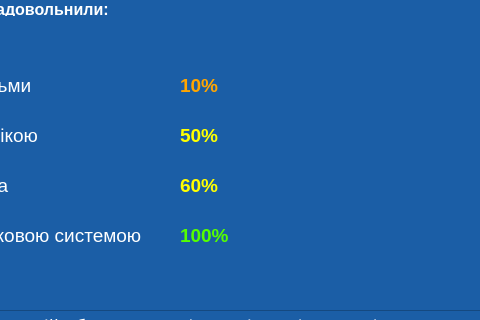
This is resultwindow.ui in admiralbub/oop_course_2020 as Qt 5 draws it before an edit; both pictures show x 190 to 670 and y 110 to 430 of the 877 by 672 pixel window. The edited form follows.
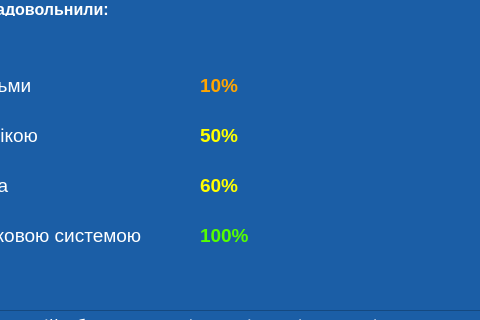
This is the edited form.

Commit message: Отредактировал стили для label

Patch:
```diff
--- a/resultwindow.ui
+++ b/resultwindow.ui
@@ -115,9 +115,9 @@
    <widget class="QLabel" name="balls_1">
     <property name="geometry">
      <rect>
-      <x>370</x>
+      <x>390</x>
       <y>180</y>
-      <width>71</width>
+      <width>91</width>
       <height>31</height>
      </rect>
     </property>
@@ -134,9 +134,9 @@
    <widget class="QLabel" name="balls_2">
     <property name="geometry">
      <rect>
-      <x>370</x>
+      <x>390</x>
       <y>230</y>
-      <width>71</width>
+      <width>91</width>
       <height>31</height>
      </rect>
     </property>
@@ -151,9 +151,9 @@
    <widget class="QLabel" name="balls_3">
     <property name="geometry">
      <rect>
-      <x>370</x>
+      <x>390</x>
       <y>280</y>
-      <width>71</width>
+      <width>91</width>
       <height>31</height>
      </rect>
     </property>
@@ -168,9 +168,9 @@
    <widget class="QLabel" name="balls_4">
     <property name="geometry">
      <rect>
-      <x>370</x>
+      <x>390</x>
       <y>330</y>
-      <width>71</width>
+      <width>101</width>
       <height>31</height>
      </rect>
     </property>
```
The commit also changes 1 other file.
